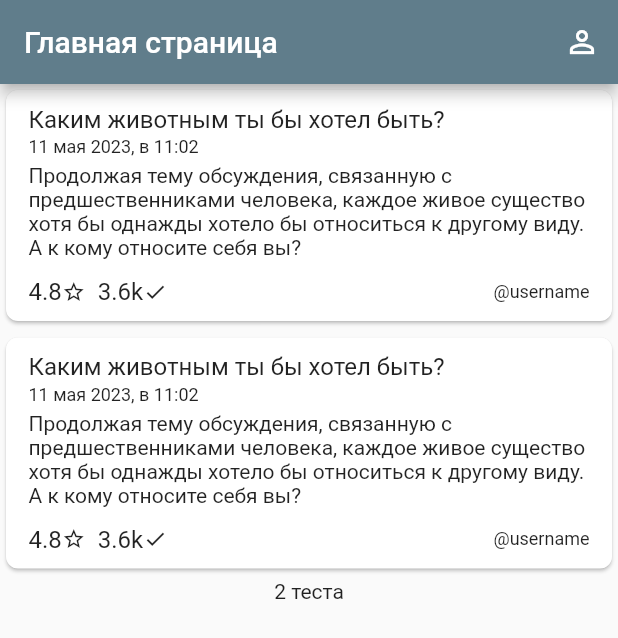
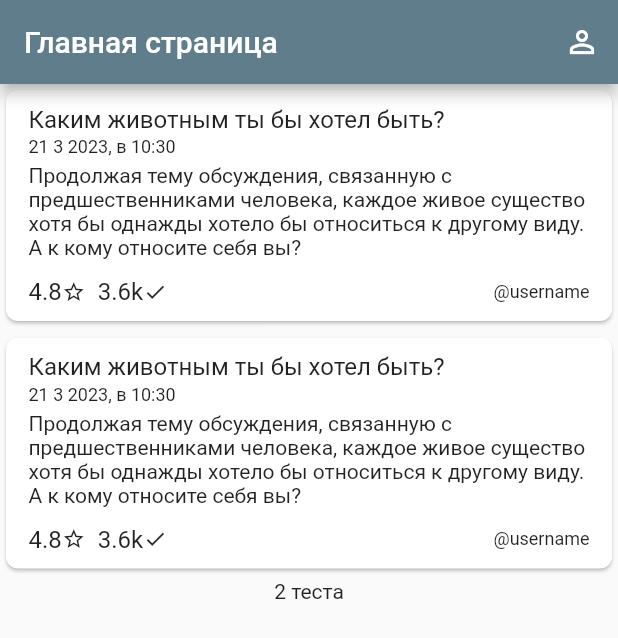
Before and after one commit to TemityStolyarov/testzone, a Flutter app: the screen it shows after launch, on a phone screen of 412 x 824 dp. Shown: the top 638 px of the screen. Run offline on Flutter 3.47's test engine with Material 2 defaults, Android fonts, the light colour scheme and no system bars; our stand-ins replace email_validator, firebase_auth, firebase_core; accounts and stored records are empty.

Commit message:
Fields has been moved from stubs to variables
// TODO: Content Widget, Stateless -> Stateful widgets

```diff
--- a/lib/features/auth/home_screen.dart
+++ b/lib/features/auth/home_screen.dart
@@ -43,8 +43,12 @@ class HomeScreen extends StatelessWidget {
           child: (user == null)
               ? Column(
                   mainAxisSize: MainAxisSize.max,
-                  children: const [
-                    TestCard(),
+                  children: [
+                    TestCard(
+                      testTitle: "Могут ли коты летать?",
+                      testDescription:
+                          "Многие годы люди задавались вопросом: а сможет ли их пушистик, подобно фее, взлететь к небу? Ковер-самолет на восток унесет результат Вашего теста!",
+                    ),
                     SizedBox(height: 3),
                     TestCard(),
                     SizedBox(height: 3),
@@ -53,11 +57,15 @@ class HomeScreen extends StatelessWidget {
                 )
               : Column(
                   mainAxisSize: MainAxisSize.max,
-                  children: const [
+                  children: [
                     TestCard(),
                     SizedBox(height: 3),
-                    TestCard(),
-                    SizedBox(height: 3),
+                    TestCard(
+                      testTitle: "Могут ли коты летать?",
+                      testDescription:
+                          "Многие годы люди задавались вопросом: а сможет ли их пушистик, подобно фее, взлететь к небу? Ковер-самолет на восток унесет результат Вашего теста!",
+                    ),
+                    SizedBox(height: 5),
                     Text('2 теста'),
                   ],
                 ),
--- a/lib/features/feed/utils/feed_page.dart
+++ b/lib/features/feed/utils/feed_page.dart
@@ -16,10 +16,10 @@ class FeedPage extends StatelessWidget {
       ),
       body: Column(
         mainAxisSize: MainAxisSize.max,
-        children: const [
-          TestCard(),
+        children: [
+          //TestCard(),
           SizedBox(height: 3),
-          TestCard(),
+          //TestCard(),
           SizedBox(height: 3),
           Text('2 теста'),
         ],
--- a/lib/features/feed/widgets/test_card.dart
+++ b/lib/features/feed/widgets/test_card.dart
@@ -5,7 +5,18 @@ import 'package:testzone/features/settings/color_schemes.dart';
 import '../../settings/constants.dart';
 
 class TestCard extends StatelessWidget {
-  const TestCard({super.key});
+  TestCard({
+    testTitle,
+    testDescription,
+    super.key,
+  });
+
+  String testTitle =
+      'Каким животным ты бы хотел быть?'; // TODO: clear default value
+  String testDescription =
+      'Продолжая тему обсуждения, связанную с предшественниками человека, каждое живое существо хотя бы однажды хотело бы относиться к другому виду. А к кому относите себя вы?';
+  // TODO: clear default value
+  final DateTime testPublishTime = DateTime.now();
 
   @override
   Widget build(BuildContext context) {
@@ -25,22 +36,19 @@ class TestCard extends StatelessWidget {
             padding: const EdgeInsets.symmetric(horizontal: 15, vertical: 10),
             child: Column(
               crossAxisAlignment: CrossAxisAlignment.start,
-              children: const [
+              children: [
                 Text(
-                  'Каким животным ты бы хотел быть?',
+                  testTitle,
                   style: TextStyle(fontSize: TestZoneConst.titleFontSize),
-                  // textScaleFactor: 1.1,
                 ),
                 SizedBox(height: 2),
                 Text(
-                  '11 мая 2023, в 11:02',
+                  // '11 мая 2023, в 11:02'
+                  '${testPublishTime.day} ${testPublishTime.month} ${testPublishTime.year}, в ${testPublishTime.hour}:${testPublishTime.minute}',
                   style: TextStyle(fontSize: TestZoneConst.smallFontSize),
                 ),
                 SizedBox(height: 4),
-                Text(
-                  'Продолжая тему обсуждения, связанную с предшественниками человека, каждое живое существо хотя бы однажды хотело бы относиться к другому виду. А к кому относите себя вы?', //
-                  //'
-                ),
+                Text(testDescription),
                 SizedBox(height: 12),
                 TestCardStats(),
               ],
--- a/lib/features/feed/widgets/test_card_stats.dart
+++ b/lib/features/feed/widgets/test_card_stats.dart
@@ -1,17 +1,25 @@
 import 'package:flutter/material.dart';
-
 import '../../settings/constants.dart';
 
 class TestCardStats extends StatelessWidget {
-  const TestCardStats({super.key});
+  TestCardStats({
+    testRating,
+    testTimesPassed,
+    testAuthorUsername,
+    super.key,
+  });
+
+  double testRating = 4.8; // TODO: clear default value
+  double testTimesPassed = 3.6; // TODO: clear default value
+  final String testAuthorUsername = 'username'; // TODO: clear default value
 
   @override
   Widget build(BuildContext context) {
     return Row(
-      children: const [
+      children: [
         Text(
           style: TextStyle(fontSize: TestZoneConst.titleFontSize),
-          '4.8',
+          testRating.toString(),
         ),
         Icon(
           Icons.star_border_outlined,
@@ -22,7 +30,7 @@ class TestCardStats extends StatelessWidget {
         ),
         Text(
           style: TextStyle(fontSize: TestZoneConst.titleFontSize),
-          '3.6k',
+          '${testTimesPassed}k',
         ),
         Icon(
           Icons.check,
@@ -31,7 +39,7 @@ class TestCardStats extends StatelessWidget {
         Spacer(),
         Text(
           style: TextStyle(fontSize: TestZoneConst.smallFontSize),
-          '@username',
+          '@$testAuthorUsername',
         ),
       ],
     );
```
Also changed, not shown: lib/firebase_options.dart.
